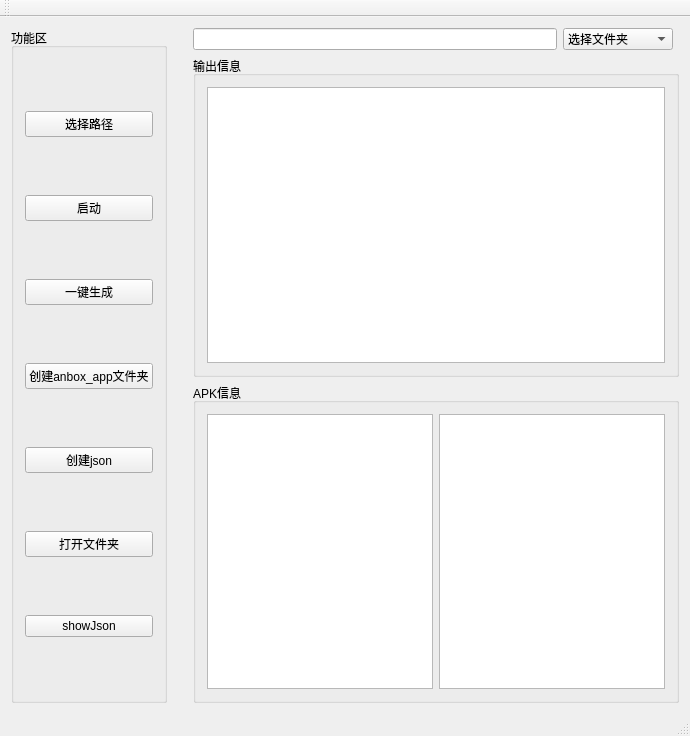
Above: CreateApkDeb/mainwindow.ui from lwh2398819901/debProject before the change. Below: the same form after it.
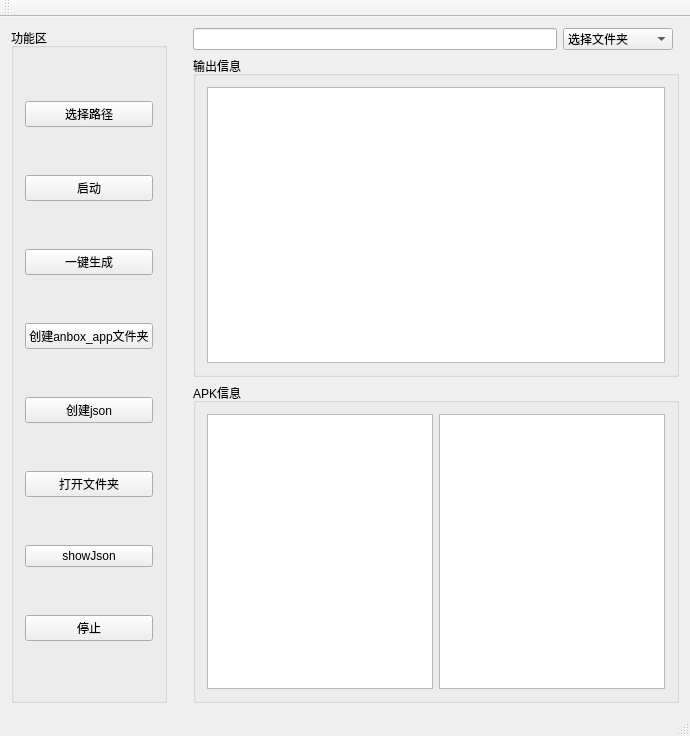
That is the form after the change.

What changed in the file:
```diff
--- a/CreateApkDeb/mainwindow.ui
+++ b/CreateApkDeb/mainwindow.ui
@@ -72,6 +72,13 @@
            </property>
           </widget>
          </item>
+         <item>
+          <widget class="QPushButton" name="stopBtn">
+           <property name="text">
+            <string>停止</string>
+           </property>
+          </widget>
+         </item>
         </layout>
        </widget>
       </item>
```
